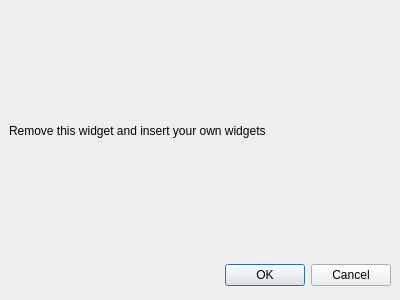
Qt form ui/briefmutualiteitdialog.ui (Roelio81/audioadmin) before a commit.
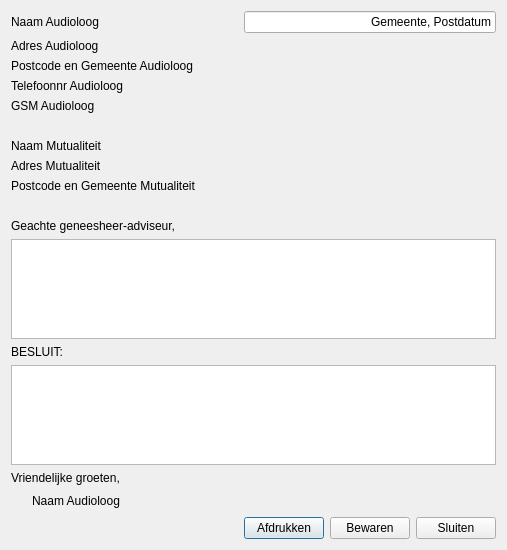
The same form after that commit.

Commit message: Designed a few more dialogs

Diff of the .ui file:
```diff
--- a/ui/briefmutualiteitdialog.ui
+++ b/ui/briefmutualiteitdialog.ui
@@ -5,39 +5,257 @@
    <rect>
     <x>0</x>
     <y>0</y>
-    <width>400</width>
-    <height>300</height>
+    <width>500</width>
+    <height>550</height>
    </rect>
   </property>
   <property name="windowTitle" >
    <string>Dialog</string>
   </property>
-  <widget class="QLabel" name="label" >
-   <property name="geometry" >
-    <rect>
-     <x>9</x>
-     <y>9</y>
-     <width>382</width>
-     <height>244</height>
-    </rect>
-   </property>
-   <property name="text" >
-    <string>Remove this widget and insert your own widgets</string>
-   </property>
-  </widget>
-  <widget class="QDialogButtonBox" name="buttonBox" >
-   <property name="geometry" >
-    <rect>
-     <x>9</x>
-     <y>259</y>
-     <width>382</width>
-     <height>32</height>
-    </rect>
-   </property>
-   <property name="standardButtons" >
-    <set>QDialogButtonBox::Cancel|QDialogButtonBox::NoButton|QDialogButtonBox::Ok</set>
-   </property>
-  </widget>
+  <layout class="QGridLayout" name="gridLayout" >
+   <item row="0" column="0" colspan="2" >
+    <widget class="QLabel" name="label" >
+     <property name="minimumSize" >
+      <size>
+       <width>200</width>
+       <height>0</height>
+      </size>
+     </property>
+     <property name="text" >
+      <string>Naam Audioloog</string>
+     </property>
+    </widget>
+   </item>
+   <item row="0" column="2" colspan="3" >
+    <widget class="QLineEdit" name="lineEdit" >
+     <property name="text" >
+      <string>Gemeente, Postdatum</string>
+     </property>
+     <property name="alignment" >
+      <set>Qt::AlignRight|Qt::AlignTrailing|Qt::AlignVCenter</set>
+     </property>
+    </widget>
+   </item>
+   <item row="1" column="0" colspan="2" >
+    <widget class="QLabel" name="label_2" >
+     <property name="minimumSize" >
+      <size>
+       <width>200</width>
+       <height>0</height>
+      </size>
+     </property>
+     <property name="text" >
+      <string>Adres Audioloog</string>
+     </property>
+    </widget>
+   </item>
+   <item row="2" column="0" colspan="2" >
+    <widget class="QLabel" name="label_4" >
+     <property name="minimumSize" >
+      <size>
+       <width>200</width>
+       <height>0</height>
+      </size>
+     </property>
+     <property name="text" >
+      <string>Postcode en Gemeente Audioloog</string>
+     </property>
+    </widget>
+   </item>
+   <item row="3" column="0" colspan="2" >
+    <widget class="QLabel" name="label_5" >
+     <property name="minimumSize" >
+      <size>
+       <width>200</width>
+       <height>0</height>
+      </size>
+     </property>
+     <property name="text" >
+      <string>Telefoonnr Audioloog</string>
+     </property>
+    </widget>
+   </item>
+   <item row="4" column="0" colspan="2" >
+    <widget class="QLabel" name="label_6" >
+     <property name="minimumSize" >
+      <size>
+       <width>200</width>
+       <height>0</height>
+      </size>
+     </property>
+     <property name="text" >
+      <string>GSM Audioloog</string>
+     </property>
+    </widget>
+   </item>
+   <item row="5" column="1" >
+    <spacer name="verticalSpacer" >
+     <property name="orientation" >
+      <enum>Qt::Vertical</enum>
+     </property>
+     <property name="sizeType" >
+      <enum>QSizePolicy::Minimum</enum>
+     </property>
+     <property name="sizeHint" stdset="0" >
+      <size>
+       <width>206</width>
+       <height>20</height>
+      </size>
+     </property>
+    </spacer>
+   </item>
+   <item row="6" column="0" colspan="2" >
+    <widget class="QLabel" name="label_7" >
+     <property name="minimumSize" >
+      <size>
+       <width>200</width>
+       <height>0</height>
+      </size>
+     </property>
+     <property name="text" >
+      <string>Naam Mutualiteit</string>
+     </property>
+    </widget>
+   </item>
+   <item row="7" column="0" colspan="2" >
+    <widget class="QLabel" name="label_8" >
+     <property name="minimumSize" >
+      <size>
+       <width>200</width>
+       <height>0</height>
+      </size>
+     </property>
+     <property name="text" >
+      <string>Adres Mutualiteit</string>
+     </property>
+    </widget>
+   </item>
+   <item row="8" column="0" colspan="2" >
+    <widget class="QLabel" name="label_9" >
+     <property name="minimumSize" >
+      <size>
+       <width>200</width>
+       <height>0</height>
+      </size>
+     </property>
+     <property name="text" >
+      <string>Postcode en Gemeente Mutualiteit</string>
+     </property>
+    </widget>
+   </item>
+   <item row="9" column="1" >
+    <spacer name="verticalSpacer_2" >
+     <property name="orientation" >
+      <enum>Qt::Vertical</enum>
+     </property>
+     <property name="sizeType" >
+      <enum>QSizePolicy::Minimum</enum>
+     </property>
+     <property name="sizeHint" stdset="0" >
+      <size>
+       <width>206</width>
+       <height>20</height>
+      </size>
+     </property>
+    </spacer>
+   </item>
+   <item row="10" column="0" colspan="2" >
+    <widget class="QLabel" name="label_3" >
+     <property name="text" >
+      <string>Geachte geneesheer-adviseur,</string>
+     </property>
+    </widget>
+   </item>
+   <item row="11" column="0" colspan="5" >
+    <widget class="QPlainTextEdit" name="plainTextEdit" />
+   </item>
+   <item row="12" column="0" colspan="2" >
+    <widget class="QLabel" name="label_10" >
+     <property name="text" >
+      <string>BESLUIT:</string>
+     </property>
+    </widget>
+   </item>
+   <item row="13" column="0" colspan="5" >
+    <widget class="QPlainTextEdit" name="plainTextEdit_2" />
+   </item>
+   <item row="14" column="0" colspan="2" >
+    <widget class="QLabel" name="label_12" >
+     <property name="minimumSize" >
+      <size>
+       <width>200</width>
+       <height>0</height>
+      </size>
+     </property>
+     <property name="text" >
+      <string>Vriendelijke groeten,</string>
+     </property>
+    </widget>
+   </item>
+   <item row="15" column="0" >
+    <spacer name="horizontalSpacer" >
+     <property name="orientation" >
+      <enum>Qt::Horizontal</enum>
+     </property>
+     <property name="sizeType" >
+      <enum>QSizePolicy::Fixed</enum>
+     </property>
+     <property name="sizeHint" stdset="0" >
+      <size>
+       <width>15</width>
+       <height>20</height>
+      </size>
+     </property>
+    </spacer>
+   </item>
+   <item row="15" column="1" >
+    <widget class="QLabel" name="label_11" >
+     <property name="minimumSize" >
+      <size>
+       <width>200</width>
+       <height>0</height>
+      </size>
+     </property>
+     <property name="text" >
+      <string>Naam Audioloog</string>
+     </property>
+    </widget>
+   </item>
+   <item row="16" column="1" >
+    <spacer name="horizontalSpacer_2" >
+     <property name="orientation" >
+      <enum>Qt::Horizontal</enum>
+     </property>
+     <property name="sizeHint" stdset="0" >
+      <size>
+       <width>206</width>
+       <height>22</height>
+      </size>
+     </property>
+    </spacer>
+   </item>
+   <item row="16" column="2" >
+    <widget class="QPushButton" name="pushButton" >
+     <property name="text" >
+      <string>Afdrukken</string>
+     </property>
+    </widget>
+   </item>
+   <item row="16" column="3" >
+    <widget class="QPushButton" name="pushButton_2" >
+     <property name="text" >
+      <string>Bewaren</string>
+     </property>
+    </widget>
+   </item>
+   <item row="16" column="4" >
+    <widget class="QPushButton" name="pushButton_3" >
+     <property name="text" >
+      <string>Sluiten</string>
+     </property>
+    </widget>
+   </item>
+  </layout>
  </widget>
  <resources/>
  <connections/>
```
Left out of the diff: 4 changed lines with no effect on the pictures. The commit also changes 21 other files.
